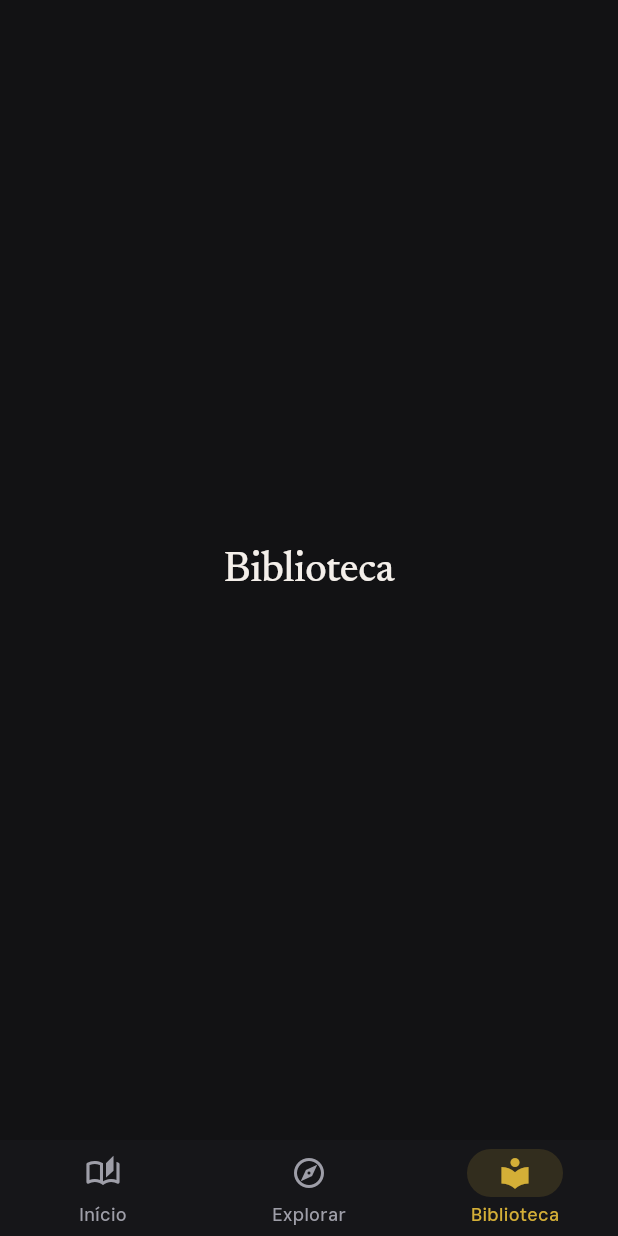
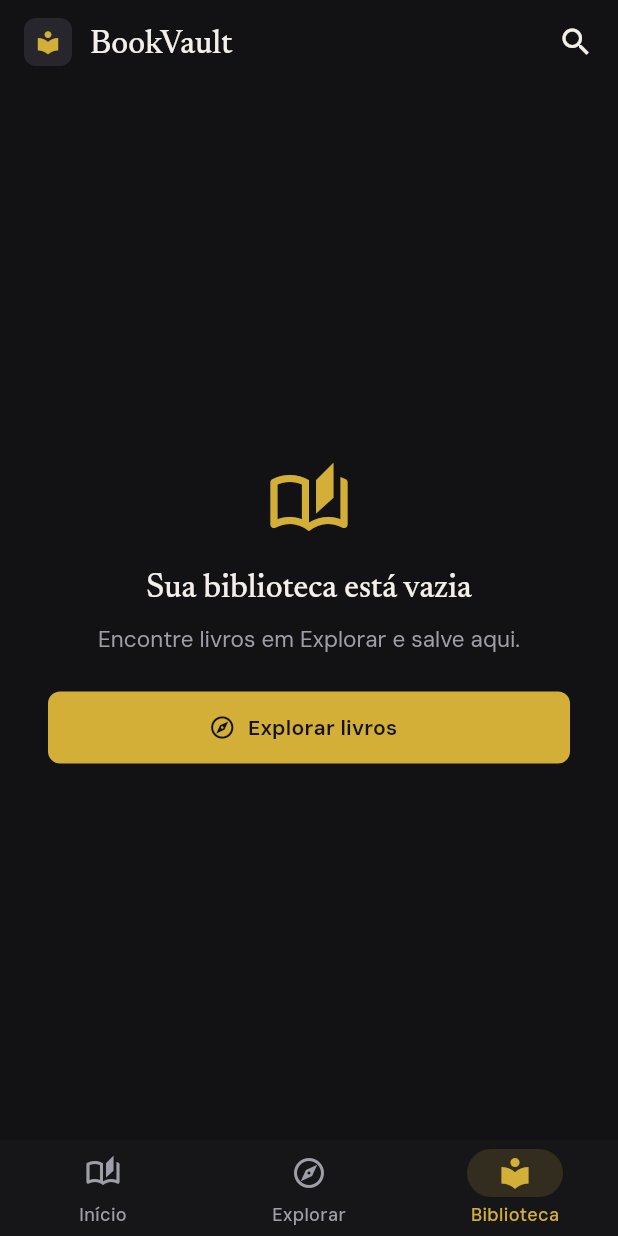
Before and after one commit to l3riel/bookvault, a Flutter app: the LibraryPage screen opened by its route, on a phone screen of 412 x 824 dp. Run offline on Flutter 3.47's test engine with Material 3 defaults, Android fonts, the phone set to English and light mode, and no system bars; our stand-ins replace dio, flutter_mobx, go_router, mobx, shared_preferences; accounts and stored records are empty; generated files the repository leaves out were written again.

Commit message:
feat(library): adiciona tela Minha biblioteca com filtros e ações
Grade de capas com selo de status, chips com contagem que apagam os
outros status, folha inferior para mudar status ou remover (com
confirmação) e estado vazio levando ao Explorar.

Co-Authored-By: Claude Opus 5.5 <noreply@anthropic.com>

```diff
--- a/lib/app/router.dart
+++ b/lib/app/router.dart
@@ -47,7 +47,10 @@ GoRouter createAppRouter(AppDependencies dependencies) {
         branches: [
           _branch(AppRoutes.home, (context, state) => const HomePage()),
           _branch(AppRoutes.explore, (context, state) => const ExplorePage()),
-          _branch(AppRoutes.library, (context, state) => const LibraryPage()),
+          _branch(
+            AppRoutes.library,
+            (context, state) => LibraryPage(store: dependencies.libraryStore),
+          ),
         ],
       ),
       GoRoute(
--- /dev/null
+++ b/lib/app/widgets/brand_app_bar.dart
@@ -0,0 +1,51 @@
+import 'package:flutter/material.dart';
+import 'package:go_router/go_router.dart';
+
+import '../router.dart';
+import '../theme/app_colors.dart';
+import '../theme/app_spacing.dart';
+
+/// Barra do topo das abas: logo + "BookVault" e lupa que abre Explorar.
+class BrandAppBar extends StatelessWidget implements PreferredSizeWidget {
+  const BrandAppBar({this.showSearch = true, super.key});
+
+  final bool showSearch;
+
+  @override
+  Size get preferredSize => const Size.fromHeight(kToolbarHeight);
+
+  @override
+  Widget build(BuildContext context) {
+    return AppBar(
+      titleSpacing: AppSpacing.screenMargin,
+      title: Row(
+        children: [
+          Container(
+            width: 32,
+            height: 32,
+            decoration: BoxDecoration(
+              color: AppColors.surfaceElevated,
+              borderRadius: BorderRadius.circular(AppRadius.md),
+            ),
+            child: const Icon(
+              Icons.local_library,
+              size: 18,
+              color: AppColors.brass,
+            ),
+          ),
+          const SizedBox(width: AppSpacing.gutter),
+          const Flexible(child: Text('BookVault')),
+        ],
+      ),
+      actions: [
+        if (showSearch)
+          IconButton(
+            tooltip: 'Buscar livros',
+            icon: const Icon(Icons.search),
+            onPressed: () => context.go(AppRoutes.explore),
+          ),
+        const SizedBox(width: AppSpacing.xs),
+      ],
+    );
+  }
+}
--- a/lib/features/library/library_page.dart
+++ b/lib/features/library/library_page.dart
@@ -1,13 +1,120 @@
 import 'package:flutter/material.dart';
+import 'package:flutter_mobx/flutter_mobx.dart';
+import 'package:go_router/go_router.dart';
 
-import '../../app/widgets/placeholder_view.dart';
+import '../../app/router.dart';
+import '../../app/theme/app_colors.dart';
+import '../../app/theme/app_spacing.dart';
+import '../../app/widgets/brand_app_bar.dart';
+import '../../models/user_book.dart';
+import '../../stores/library_store.dart';
+import 'widgets/book_actions_sheet.dart';
+import 'widgets/library_book_card.dart';
+import 'widgets/library_empty_state.dart';
+import 'widgets/library_filter_bar.dart';
 
-/// Tela de Biblioteca. Conteúdo real em etapa futura do plano.
+/// Aba Biblioteca: livros salvos, filtros e ações (S06). Funciona offline.
 class LibraryPage extends StatelessWidget {
-  const LibraryPage({super.key});
+  const LibraryPage({required this.store, super.key});
+
+  final LibraryStore store;
+
+  Future<void> _openActions(BuildContext context, UserBook userBook) async {
+    final action = await showBookActionsSheet(context, userBook);
+    if (!context.mounted || action == null) return;
+    switch (action) {
+      case ChangeStatusAction(:final status):
+        await store.changeStatus(userBook.id, status);
+      case RemoveBookAction():
+        if (await confirmRemoval(context, userBook.book.title)) {
+          await store.remove(userBook.id);
+        }
+    }
+  }
 
   @override
   Widget build(BuildContext context) {
-    return const Scaffold(body: PlaceholderView(title: 'Biblioteca'));
+    final textTheme = Theme.of(context).textTheme;
+    return Scaffold(
+      appBar: const BrandAppBar(),
+      body: Observer(
+        builder: (context) {
+          if (store.total == 0) {
+            return LibraryEmptyState(
+              onExplore: () => context.go(AppRoutes.explore),
+            );
+          }
+          final filter = store.filter;
+          return CustomScrollView(
+            slivers: [
+              SliverPadding(
+                padding: const EdgeInsets.fromLTRB(
+                  AppSpacing.screenMargin,
+                  AppSpacing.sm,
+                  AppSpacing.screenMargin,
+                  AppSpacing.md,
+                ),
+                sliver: SliverToBoxAdapter(
+                  child: Column(
+                    crossAxisAlignment: CrossAxisAlignment.start,
+                    children: [
+                      Text('Minha biblioteca', style: textTheme.displayMedium),
+                      Text(
+                        store.total == 1
+                            ? '1 livro na biblioteca'
+                            : '${store.total} livros na biblioteca',
+                        style: textTheme.bodyMedium?.copyWith(
+                          color: AppColors.textMuted,
+                        ),
+                      ),
+                    ],
+                  ),
+                ),
+              ),
+              SliverToBoxAdapter(child: LibraryFilterBar(store: store)),
+              if (filter != null && store.filteredCount == 0)
+                SliverPadding(
+                  padding: const EdgeInsets.fromLTRB(
+                    AppSpacing.screenMargin,
+                    AppSpacing.md,
+                    AppSpacing.screenMargin,
+                    0,
+                  ),
+                  sliver: SliverToBoxAdapter(
+                    child: Text(
+                      'Nenhum livro em ${filter.label}.',
+                      style: textTheme.bodyMedium?.copyWith(
+                        color: AppColors.textMuted,
+                      ),
+                    ),
+                  ),
+                ),
+              SliverPadding(
+                padding: const EdgeInsets.all(AppSpacing.screenMargin),
+                sliver: SliverGrid.builder(
+                  gridDelegate: const SliverGridDelegateWithFixedCrossAxisCount(
+                    crossAxisCount: 2,
+                    mainAxisSpacing: AppSpacing.gutter,
+                    crossAxisSpacing: AppSpacing.gutter,
+                    childAspectRatio: 0.52,
+                  ),
+                  itemCount: store.books.length,
+                  itemBuilder: (context, index) {
+                    final userBook = store.books[index];
+                    return LibraryBookCard(
+                      userBook: userBook,
+                      highlighted: store.isHighlighted(userBook),
+                      onTap: () =>
+                          context.push(AppRoutes.bookDetailsOf(userBook.id)),
+                      onOptions: () => _openActions(context, userBook),
+                    );
+                  },
+                ),
+              ),
+            ],
+          );
+        },
+      ),
+    );
   }
 }
--- /dev/null
+++ b/lib/features/library/widgets/library_empty_state.dart
@@ -0,0 +1,49 @@
+import 'package:flutter/material.dart';
+
+import '../../../app/theme/app_colors.dart';
+import '../../../app/theme/app_spacing.dart';
+
+/// Biblioteca sem nenhum livro: convite para ir ao Explorar.
+class LibraryEmptyState extends StatelessWidget {
+  const LibraryEmptyState({required this.onExplore, super.key});
+
+  final VoidCallback onExplore;
+
+  @override
+  Widget build(BuildContext context) {
+    final textTheme = Theme.of(context).textTheme;
+    return Center(
+      child: SingleChildScrollView(
+        padding: const EdgeInsets.all(AppSpacing.xl),
+        child: Column(
+          mainAxisSize: MainAxisSize.min,
+          children: [
+            const Icon(
+              Icons.auto_stories_outlined,
+              size: 56,
+              color: AppColors.brass,
+            ),
+            const SizedBox(height: AppSpacing.md),
+            Text(
+              'Sua biblioteca está vazia',
+              textAlign: TextAlign.center,
+              style: textTheme.headlineMedium,
+            ),
+            const SizedBox(height: AppSpacing.sm),
+            Text(
+              'Encontre livros em Explorar e salve aqui.',
+              textAlign: TextAlign.center,
+              style: textTheme.bodyMedium?.copyWith(color: AppColors.textMuted),
+            ),
+            const SizedBox(height: AppSpacing.lg),
+            FilledButton.icon(
+              onPressed: onExplore,
+              icon: const Icon(Icons.explore_outlined),
+              label: const Text('Explorar livros'),
+            ),
+          ],
+        ),
+      ),
+    );
+  }
+}
```
Also changed, not shown: lib/features/library/widgets/book_actions_sheet.dart (added, +115 -0 lines), lib/features/library/widgets/library_book_card.dart (added, +111 -0 lines), lib/features/library/widgets/library_filter_bar.dart (added, +64 -0 lines), 2 other files.
